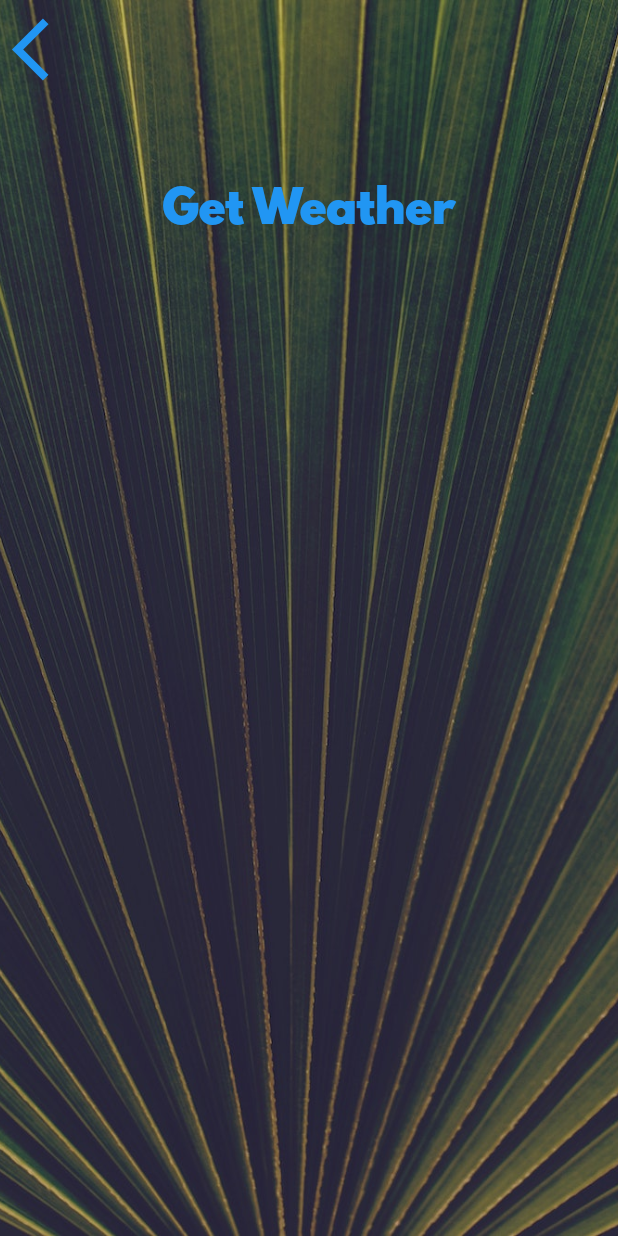
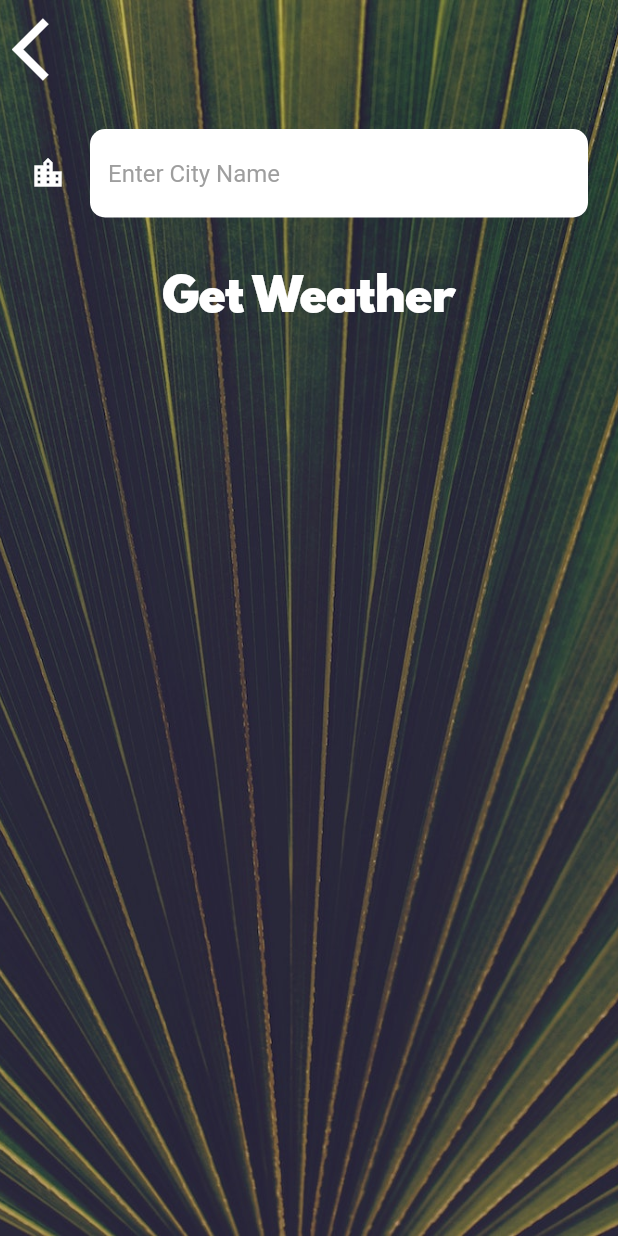
Before and after one commit to HyojunK/clima_flutter, a Flutter app: the CityScreen screen opened directly, on a phone screen of 412 x 824 dp. Run offline on Flutter 3.47's test engine with Material 2 defaults, Android fonts, the phone set to English and light mode, and no system bars; our stand-ins replace flutter_spinkit, geolocator; network calls fail.

Commit message:
Add city select page

```diff
--- a/lib/screens/city_screen.dart
+++ b/lib/screens/city_screen.dart
@@ -9,6 +9,8 @@ class CityScreen extends StatefulWidget {
 }
 
 class CityScreenState extends State<CityScreen> {
+  String? cityName;
+
   @override
   Widget build(BuildContext context) {
     return Scaffold(
@@ -26,19 +28,32 @@ class CityScreenState extends State<CityScreen> {
               Align(
                 alignment: Alignment.topLeft,
                 child: TextButton(
-                  onPressed: () {},
+                  onPressed: () {
+                    Navigator.pop(context);
+                  },
                   child: const Icon(
                     Icons.arrow_back_ios,
                     size: 50.0,
+                    color: Colors.white,
                   ),
                 ),
               ),
               Container(
                 padding: const EdgeInsets.all(20.0),
-                child: null,
+                child: TextField(
+                  style: const TextStyle(
+                    color: Colors.black,
+                  ),
+                  decoration: kTextFieldInputDecoration,
+                  onChanged: (value) {
+                    cityName = value;
+                  },
+                ),
               ),
               TextButton(
-                onPressed: () {},
+                onPressed: () {
+                  Navigator.pop(context, cityName);
+                },
                 child: const Text(
                   'Get Weather',
                   style: kButtonTextStyle,
--- a/lib/utilities/constants.dart
+++ b/lib/utilities/constants.dart
@@ -13,8 +13,28 @@ const kMessageTextStyle = TextStyle(
 const kButtonTextStyle = TextStyle(
   fontSize: 30.0,
   fontFamily: 'Spartan MB',
+  color: Colors.white,
 );
 
 const kConditionTextStyle = TextStyle(
   fontSize: 100.0,
 );
+
+const kTextFieldInputDecoration = InputDecoration(
+  filled: true,
+  fillColor: Colors.white,
+  icon: Icon(
+    Icons.location_city,
+    color: Colors.white,
+  ),
+  hintText: 'Enter City Name',
+  hintStyle: TextStyle(
+    color: Colors.grey,
+  ),
+  border: OutlineInputBorder(
+    borderRadius: BorderRadius.all(
+      Radius.circular(10.0),
+    ),
+    borderSide: BorderSide.none,
+  ),
+);
```
Also changed, not shown: lib/screens/loading_screen.dart (+2 -12 lines), lib/screens/location_screen.dart (+37 -7 lines), lib/services/weather.dart (+27 -0 lines).
